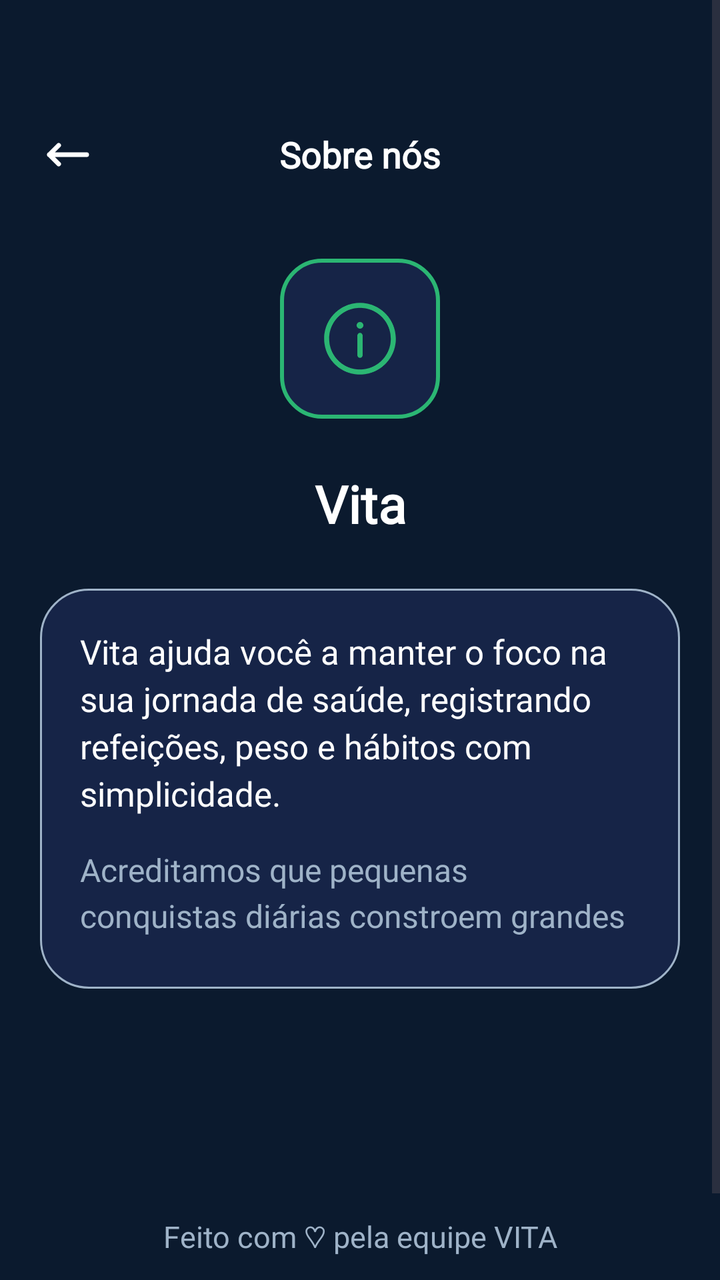
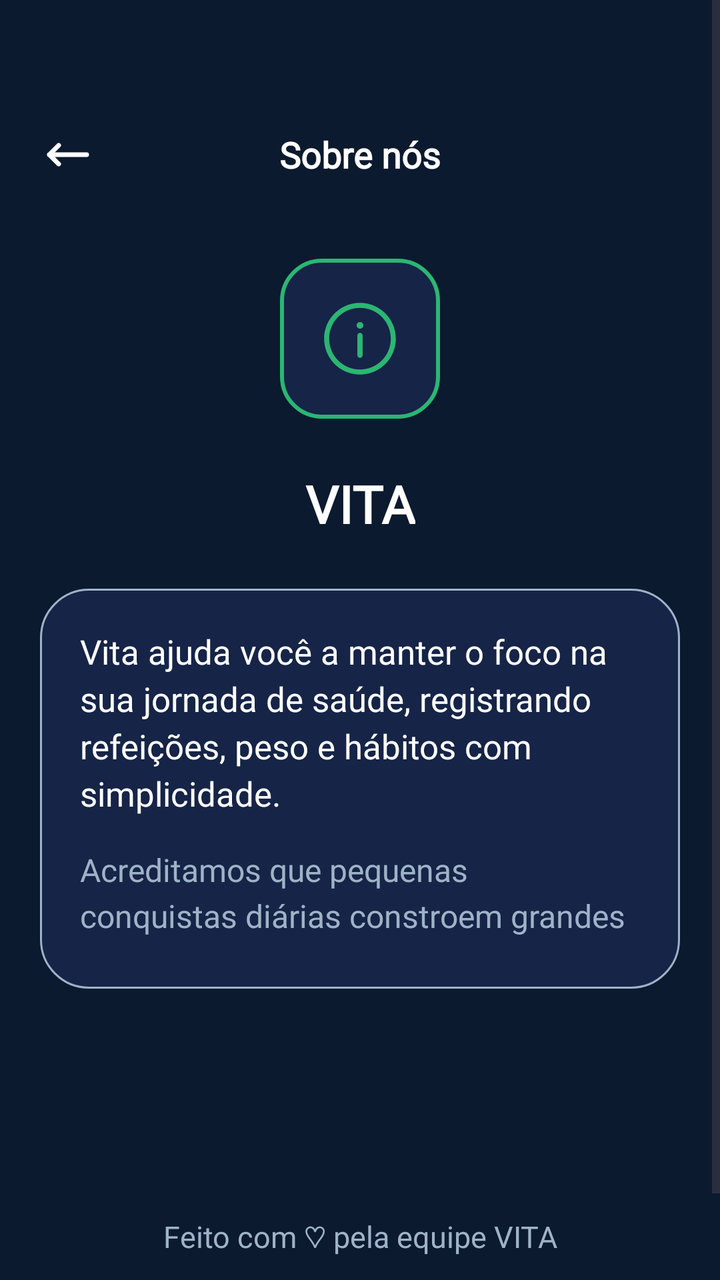

Before-and-after screenshots of an Android layout around one commit, followed by the original layout XML and the change that was made.
<!-- AndroidManifest.xml: application theme Theme.VITA -->
<!-- res/layout/fragment_about.xml -->
<?xml version="1.0" encoding="utf-8"?>
<ScrollView
    xmlns:android="http://schemas.android.com/apk/res/android"
    xmlns:app="http://schemas.android.com/apk/res-auto"
    xmlns:tools="http://schemas.android.com/tools"
    android:id="@+id/scrollViewAbout"
    android:layout_width="match_parent"
    android:layout_height="match_parent"
    android:background="@color/blue3"
    android:fillViewport="true"
    tools:context=".AboutFragment">

    <androidx.constraintlayout.widget.ConstraintLayout
        android:layout_width="match_parent"
        android:layout_height="wrap_content"
        android:padding="20dp">

        
        <ImageView
            android:id="@+id/btnBack"
            android:layout_width="28dp"
            android:layout_height="28dp"
            android:contentDescription="Voltar"
            android:src="@drawable/arrow"
            app:layout_constraintBottom_toBottomOf="@id/tvTitle"
            app:layout_constraintStart_toStartOf="parent"
            app:layout_constraintTop_toTopOf="@id/tvTitle"
            app:tint="@color/white" />

        
        <TextView
            android:id="@+id/tvTitle"
            android:layout_width="wrap_content"
            android:layout_height="wrap_content"
            android:layout_marginTop="45dp"
            android:text="Sobre nós"
            android:textColor="@color/white"
            android:textSize="18sp"
            android:fontFamily="@font/inter24_medium"
            android:textStyle="bold"
            app:layout_constraintEnd_toEndOf="parent"
            app:layout_constraintStart_toStartOf="parent"
            app:layout_constraintTop_toTopOf="parent" />

        
        <ImageView
            android:id="@+id/ivLogo"
            android:layout_width="80dp"
            android:layout_height="80dp"
            android:layout_marginTop="40dp"
            android:background="@drawable/bg_logo_container"
            android:padding="20dp"
            android:src="@drawable/info"
            app:layout_constraintEnd_toEndOf="parent"
            app:layout_constraintStart_toStartOf="parent"
            app:layout_constraintTop_toBottomOf="@id/tvTitle"
            app:tint="@color/green2" />

        
        <TextView
            android:id="@+id/tvAppName"
            android:layout_width="wrap_content"
            android:layout_height="wrap_content"
            android:layout_marginTop="25dp"
            android:text="Vita"
            android:textColor="@color/white"
            android:textSize="26sp"
            android:fontFamily="@font/inter24_bold"
            android:textStyle="bold"
            app:layout_constraintEnd_toEndOf="parent"
            app:layout_constraintStart_toStartOf="parent"
            app:layout_constraintTop_toBottomOf="@id/ivLogo" />

        
        <LinearLayout
            android:id="@+id/cardAbout"
            android:layout_width="0dp"
            android:layout_height="200dp"
            android:layout_marginTop="25dp"
            android:background="@drawable/bg_about"
            android:orientation="vertical"
            android:padding="20dp"
            app:layout_constraintEnd_toEndOf="parent"
            app:layout_constraintStart_toStartOf="parent"
            app:layout_constraintTop_toBottomOf="@id/tvAppName">

            <TextView
                android:id="@+id/tvAboutDesc1"
                android:layout_width="wrap_content"
                android:layout_height="wrap_content"
                android:lineSpacingExtra="4dp"
                android:text="Vita ajuda você a manter o foco na sua jornada de saúde, registrando refeições, peso e hábitos com simplicidade."
                android:textColor="@color/white"
                android:fontFamily="@font/inter24_medium"
                android:textSize="17sp" />

            <TextView
                android:id="@+id/tvAboutDesc2"
                android:layout_width="match_parent"
                android:layout_height="wrap_content"
                android:layout_marginTop="16dp"
                android:lineSpacingExtra="4dp"
                android:text="Acreditamos que pequenas conquistas diárias constroem grandes transformações."
                android:textColor="@color/grey2"
                android:fontFamily="@font/inter24_medium"
                android:textSize="16sp" />
        </LinearLayout>

        
        <TextView
            android:id="@+id/tvFooterMadeBy"
            android:layout_width="wrap_content"
            android:layout_height="wrap_content"
            android:text="Feito com ♡ pela equipe VITA"
            android:textColor="@color/grey2"
            android:textSize="15sp"
            android:fontFamily="@font/inter24_medium"
            app:layout_constraintEnd_toEndOf="parent"
            app:layout_constraintStart_toStartOf="parent"
            app:layout_constraintTop_toTopOf="parent"
            app:layout_constraintBottom_toBottomOf="parent"
            android:layout_marginTop="550dp"/>

        <TextView
            android:id="@+id/tvFooterCopyright"
            android:layout_width="wrap_content"
            android:layout_height="wrap_content"
            android:layout_marginTop="20dp"
            android:text="© 2026 VITA. Todos os direitos reservados."
            android:textColor="@color/grey3"
            android:textSize="13sp"
            android:fontFamily="@font/inter24_medium"
            app:layout_constraintEnd_toEndOf="parent"
            app:layout_constraintStart_toStartOf="parent"
            app:layout_constraintTop_toBottomOf="@id/tvFooterMadeBy" />

    </androidx.constraintlayout.widget.ConstraintLayout>
</ScrollView>
<!-- resources referenced by this layout -->
<resources>
  <color name="blue3">#0B1A2E</color>
  <color name="green2">#2BB673</color>
  <color name="grey2">#9FB3C8</color>
  <color name="grey3">#47495E</color>
  <color name="white">#FFFFFFFF</color>
  <!-- drawable arrow (drawable) -->
  <vector xmlns:android="http://schemas.android.com/apk/res/android" android:height="15dp" android:viewportHeight="24" android:viewportWidth="24" android:width="15dp">
        
      <path android:fillColor="#FFFFFF" android:pathData="M4,12H20M4,12L8,8M4,12L8,16" android:strokeColor="#FFFFFF" android:strokeLineCap="round" android:strokeLineJoin="round" android:strokeWidth="2"/>
      
  </vector>
  <!-- drawable bg_about (drawable) -->
  <?xml version="1.0" encoding="utf-8"?>
  <shape xmlns:android="http://schemas.android.com/apk/res/android">
      <solid android:color="@color/blue10" />
      <corners android:radius="24dp" />
      <stroke android:width="1dp" android:color="@color/grey2" />
  </shape>
  <!-- drawable bg_logo_container (drawable) -->
  <?xml version="1.0" encoding="utf-8"?>
  <shape xmlns:android="http://schemas.android.com/apk/res/android">
      <solid android:color="@color/blue10" />
      <corners android:radius="20dp" />
      <stroke android:width="2dp" android:color="@color/green2" />
  </shape>
  <!-- drawable info (drawable) -->
  <vector xmlns:android="http://schemas.android.com/apk/res/android" android:height="24dp" android:viewportHeight="24" android:viewportWidth="24" android:width="24dp">
  
      <path android:fillColor="#1C274C" android:pathData="M12,17.75C12.414,17.75 12.75,17.414 12.75,17V11C12.75,10.586 12.414,10.25 12,10.25C11.586,10.25 11.25,10.586 11.25,11V17C11.25,17.414 11.586,17.75 12,17.75Z"/>
  
      <path android:fillColor="#1C274C" android:pathData="M12,7C12.552,7 13,7.448 13,8C13,8.552 12.552,9 12,9C11.448,9 11,8.552 11,8C11,7.448 11.448,7 12,7Z"/>
  
      <path android:fillColor="#1C274C" android:fillType="evenOdd" android:pathData="M1.25,12C1.25,6.063 6.063,1.25 12,1.25C17.937,1.25 22.75,6.063 22.75,12C22.75,17.937 17.937,22.75 12,22.75C6.063,22.75 1.25,17.937 1.25,12ZM12,2.75C6.891,2.75 2.75,6.891 2.75,12C2.75,17.109 6.891,21.25 12,21.25C17.109,21.25 21.25,17.109 21.25,12C21.25,6.891 17.109,2.75 12,2.75Z"/>
  
  </vector>
  <style name="Theme.VITA" parent="Base.Theme.VITA" />
  <color name="blue10">#162447</color>
  <style name="Base.Theme.VITA" parent="Theme.Material3.DayNight.NoActionBar">
          
          
      </style>
</resources>

<!-- the commit's change to res/layout/fragment_about.xml (unified diff, before → after) -->
@@ -20,7 +20,7 @@
             android:id="@+id/btnBack"
             android:layout_width="28dp"
             android:layout_height="28dp"
-            android:contentDescription="Voltar"
+            android:contentDescription="@string/voltar"
             android:src="@drawable/arrow"
             app:layout_constraintBottom_toBottomOf="@id/tvTitle"
             app:layout_constraintStart_toStartOf="parent"
@@ -33,7 +33,7 @@
             android:layout_width="wrap_content"
             android:layout_height="wrap_content"
             android:layout_marginTop="45dp"
-            android:text="Sobre nós"
+            android:text="@string/about"
             android:textColor="@color/white"
             android:textSize="18sp"
             android:fontFamily="@font/inter24_medium"
@@ -62,7 +62,7 @@
             android:layout_width="wrap_content"
             android:layout_height="wrap_content"
             android:layout_marginTop="25dp"
-            android:text="Vita"
+            android:text="@string/app_name"
             android:textColor="@color/white"
             android:textSize="26sp"
             android:fontFamily="@font/inter24_bold"
@@ -89,7 +89,7 @@
                 android:layout_width="wrap_content"
                 android:layout_height="wrap_content"
                 android:lineSpacingExtra="4dp"
-                android:text="Vita ajuda você a manter o foco na sua jornada de saúde, registrando refeições, peso e hábitos com simplicidade."
+                android:text="@string/about_vita"
                 android:textColor="@color/white"
                 android:fontFamily="@font/inter24_medium"
                 android:textSize="17sp" />
@@ -100,7 +100,7 @@
                 android:layout_height="wrap_content"
                 android:layout_marginTop="16dp"
                 android:lineSpacingExtra="4dp"
-                android:text="Acreditamos que pequenas conquistas diárias constroem grandes transformações."
+                android:text="@string/about_vita2"
                 android:textColor="@color/grey2"
                 android:fontFamily="@font/inter24_medium"
                 android:textSize="16sp" />
@@ -111,7 +111,7 @@
             android:id="@+id/tvFooterMadeBy"
             android:layout_width="wrap_content"
             android:layout_height="wrap_content"
-            android:text="Feito com ♡ pela equipe VITA"
+            android:text="@string/about_cute"
             android:textColor="@color/grey2"
             android:textSize="15sp"
             android:fontFamily="@font/inter24_medium"
@@ -126,8 +126,8 @@
             android:layout_width="wrap_content"
             android:layout_height="wrap_content"
             android:layout_marginTop="20dp"
-            android:text="© 2026 VITA. Todos os direitos reservados."
-            android:textColor="@color/grey3"
+            android:text="@string/watermark"
+            android:textColor="@color/grey2"
             android:textSize="13sp"
             android:fontFamily="@font/inter24_medium"
             app:layout_constraintEnd_toEndOf="parent"
<!-- resource entries referenced after the edit -->
@@ -3,12 +3,11 @@
   <color name="blue3">#0B1A2E</color>
   <color name="green2">#2BB673</color>
   <color name="grey2">#9FB3C8</color>
-  <color name="grey3">#47495E</color>
   <color name="white">#FFFFFFFF</color>
   <!-- drawable arrow (drawable) -->
   <vector xmlns:android="http://schemas.android.com/apk/res/android" android:height="15dp" android:viewportHeight="24" android:viewportWidth="24" android:width="15dp">
         
-      <path android:fillColor="#FFFFFF" android:pathData="M4,12H20M4,12L8,8M4,12L8,16" android:strokeColor="#FFFFFF" android:strokeLineCap="round" android:strokeLineJoin="round" android:strokeWidth="2"/>
+      <path android:fillColor="@color/white" android:pathData="M4,12H20M4,12L8,8M4,12L8,16" android:strokeColor="@color/white" android:strokeLineCap="round" android:strokeLineJoin="round" android:strokeWidth="2"/>
       
   </vector>
   <!-- drawable bg_about (drawable) -->
@@ -28,15 +27,23 @@
   <!-- drawable info (drawable) -->
   <vector xmlns:android="http://schemas.android.com/apk/res/android" android:height="24dp" android:viewportHeight="24" android:viewportWidth="24" android:width="24dp">
   
-      <path android:fillColor="#1C274C" android:pathData="M12,17.75C12.414,17.75 12.75,17.414 12.75,17V11C12.75,10.586 12.414,10.25 12,10.25C11.586,10.25 11.25,10.586 11.25,11V17C11.25,17.414 11.586,17.75 12,17.75Z"/>
+      <path android:fillColor="@color/blue12" android:pathData="M12,17.75C12.414,17.75 12.75,17.414 12.75,17V11C12.75,10.586 12.414,10.25 12,10.25C11.586,10.25 11.25,10.586 11.25,11V17C11.25,17.414 11.586,17.75 12,17.75Z"/>
   
-      <path android:fillColor="#1C274C" android:pathData="M12,7C12.552,7 13,7.448 13,8C13,8.552 12.552,9 12,9C11.448,9 11,8.552 11,8C11,7.448 11.448,7 12,7Z"/>
+      <path android:fillColor="@color/blue12" android:pathData="M12,7C12.552,7 13,7.448 13,8C13,8.552 12.552,9 12,9C11.448,9 11,8.552 11,8C11,7.448 11.448,7 12,7Z"/>
   
-      <path android:fillColor="#1C274C" android:fillType="evenOdd" android:pathData="M1.25,12C1.25,6.063 6.063,1.25 12,1.25C17.937,1.25 22.75,6.063 22.75,12C22.75,17.937 17.937,22.75 12,22.75C6.063,22.75 1.25,17.937 1.25,12ZM12,2.75C6.891,2.75 2.75,6.891 2.75,12C2.75,17.109 6.891,21.25 12,21.25C17.109,21.25 21.25,17.109 21.25,12C21.25,6.891 17.109,2.75 12,2.75Z"/>
+      <path android:fillColor="@color/blue12" android:fillType="evenOdd" android:pathData="M1.25,12C1.25,6.063 6.063,1.25 12,1.25C17.937,1.25 22.75,6.063 22.75,12C22.75,17.937 17.937,22.75 12,22.75C6.063,22.75 1.25,17.937 1.25,12ZM12,2.75C6.891,2.75 2.75,6.891 2.75,12C2.75,17.109 6.891,21.25 12,21.25C17.109,21.25 21.25,17.109 21.25,12C21.25,6.891 17.109,2.75 12,2.75Z"/>
   
   </vector>
+  <string name="about">Sobre nós</string>
+  <string name="about_cute">Feito com ♡ pela equipe VITA</string>
+  <string name="about_vita">Vita ajuda você a manter o foco na sua jornada de saúde, registrando refeições, peso e hábitos com simplicidade.</string>
+  <string name="about_vita2">Acreditamos que pequenas conquistas diárias constroem grandes transformações.</string>
+  <string name="app_name">VITA</string>
+  <string name="voltar">Voltar</string>
+  <string name="watermark">© 2026 VITA. Todos os direitos reservados.</string>
   <style name="Theme.VITA" parent="Base.Theme.VITA" />
   <color name="blue10">#162447</color>
+  <color name="blue12">#1C274C</color>
   <style name="Base.Theme.VITA" parent="Theme.Material3.DayNight.NoActionBar">
           
           
